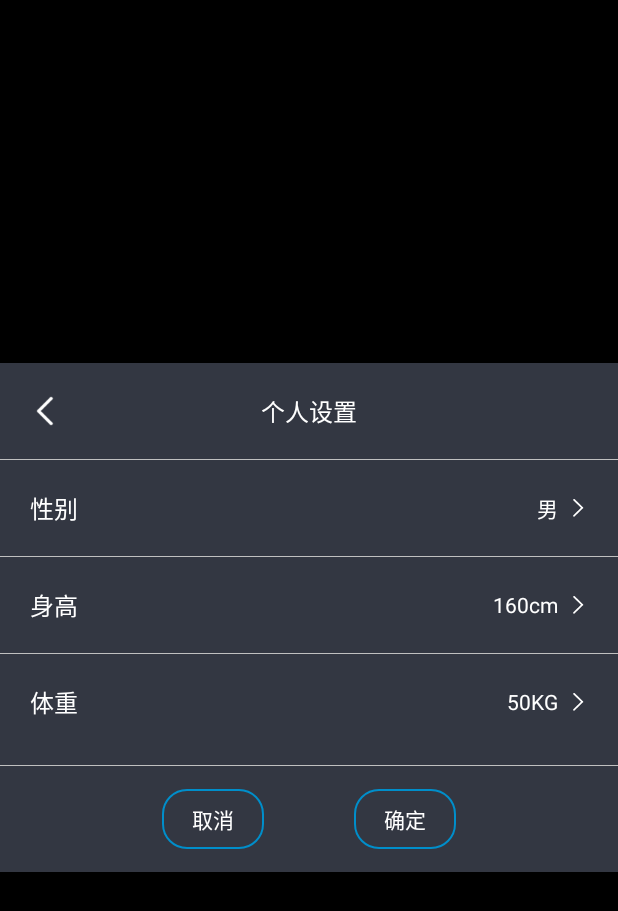
After one commit to chenls/SmartShoePad, an Android app: the SetActivity screen opened directly, with no data from a screen before it, on a phone screen of 412 x 824 dp. The commit adds this screen. Shown: the top 911 px of the screen. Run offline under Robolectric (Android 15) with nearby library versions, the phone set to English and light mode, and no system bars.

Commit message:
欢迎界面、设置个人信息UI

```diff
--- a/app/src/main/java/com/chenls/smartshoepad/main/SettingActivity.java
+++ b/app/src/main/java/com/chenls/smartshoepad/main/SettingActivity.java
@@ -48,7 +48,6 @@ public class SettingActivity extends Activity {
                     Context.MODE_PRIVATE);
         } catch (Exception e) {
         }
-
     }
 
     @Override
--- a/app/src/main/java/com/chenls/smartshoepad/main/WelcomeActivity.java
+++ b/app/src/main/java/com/chenls/smartshoepad/main/WelcomeActivity.java
@@ -21,6 +21,7 @@ import android.widget.TextView;
 import com.chenls.smartshoepad.R;
 import com.chenls.smartshoepad.setting.Choose;
 import com.chenls.smartshoepad.setting.Input;
+import com.chenls.smartshoepad.welcome.SetActivity;
 
 public class WelcomeActivity extends Activity {
     private static final String TAG = "SmartLock";
@@ -82,6 +83,11 @@ public class WelcomeActivity extends Activity {
                 }
             }
         }
+        //是否进入设置界面
+        if (!sharedPreferences.getBoolean("isSet", false)) {
+            Intent intent = new Intent(WelcomeActivity.this, SetActivity.class);
+            startActivity(intent);
+        }
     }
 
     private BluetoothAdapter.LeScanCallback mLeScanCallback =
@@ -120,8 +126,11 @@ public class WelcomeActivity extends Activity {
             getWindow().addFlags(WindowManager.LayoutParams.FLAG_TRANSLUCENT_NAVIGATION);
         }
         setContentView(R.layout.activity_welcome);
-
-
+        try {
+            sharedPreferences = this.getSharedPreferences(Input.MY_DATA,
+                    Context.MODE_PRIVATE);
+        } catch (Exception e) {
+        }
         connect_bluetooth = (Button) findViewById(R.id.connect_bluetooth);
         about_smart_lock = (Button) findViewById(R.id.about_smart_lock);
         animation = (TextView) findViewById(R.id.animation);
@@ -152,11 +161,6 @@ public class WelcomeActivity extends Activity {
                 overridePendingTransition(android.R.anim.fade_in, android.R.anim.fade_out);
             }
         });
-        try {
-            sharedPreferences = this.getSharedPreferences(Input.MY_DATA,
-                    Context.MODE_PRIVATE);
-        } catch (Exception e) {
-        }
         is_auto_connect = sharedPreferences.getBoolean(Choose.IS_AUTO_CONNECT, false);
         Intent intent = this.getIntent();        //获取已有的intent对象
         Bundle bundle = intent.getExtras();    //获取intent里面的bundle对象
--- /dev/null
+++ b/app/src/main/java/com/chenls/smartshoepad/welcome/SetActivity.java
@@ -0,0 +1,45 @@
+package com.chenls.smartshoepad.welcome;
+
+import android.app.Activity;
+import android.content.Context;
+import android.content.SharedPreferences;
+import android.os.Build;
+import android.os.Bundle;
+import android.view.View;
+import android.view.Window;
+import android.view.WindowManager;
+
+import com.chenls.smartshoepad.R;
+import com.chenls.smartshoepad.setting.Input;
+
+public class SetActivity extends Activity {
+    private SharedPreferences sharedPreferences;
+
+    @Override
+    protected void onCreate(Bundle savedInstanceState) {
+        super.onCreate(savedInstanceState);
+        if (Build.VERSION.SDK_INT >= Build.VERSION_CODES.KITKAT) {
+            getWindow().addFlags(WindowManager.LayoutParams.FLAG_TRANSLUCENT_STATUS);
+            getWindow().addFlags(WindowManager.LayoutParams.FLAG_TRANSLUCENT_NAVIGATION);
+        }
+        requestWindowFeature(Window.FEATURE_NO_TITLE);
+        setContentView(R.layout.activity_set);
+        try {
+            sharedPreferences = this.getSharedPreferences(Input.MY_DATA, Context.MODE_PRIVATE);
+        } catch (Exception e) {
+        }
+    }
+
+    public void titleImageButton(View view) {
+        SharedPreferences.Editor editor = sharedPreferences.edit();
+        editor.putBoolean("isSet", true);
+        editor.commit();
+        finish();
+        overridePendingTransition(android.R.anim.fade_in, android.R.anim.fade_out);
+    }
+
+    public void sure(View view) {
+        finish();
+        overridePendingTransition(android.R.anim.fade_in, android.R.anim.fade_out);
+    }
+}
--- /dev/null
+++ b/app/src/main/res/layout/activity_set.xml
@@ -0,0 +1,196 @@
+<RelativeLayout xmlns:android="http://schemas.android.com/apk/res/android"
+    xmlns:tools="http://schemas.android.com/tools"
+    android:layout_width="match_parent"
+    android:layout_height="wrap_content"
+    android:background="@color/light_black"
+    tools:context="com.chenls.smartshoepad.main.SettingActivity">
+
+    <RelativeLayout
+        android:layout_width="match_parent"
+        android:layout_height="wrap_content">
+
+        <LinearLayout
+            android:layout_width="match_parent"
+            android:layout_height="wrap_content"
+            android:orientation="vertical">
+
+            <RelativeLayout
+                android:layout_width="match_parent"
+                android:layout_height="wrap_content">
+
+                <TextView
+                    android:layout_width="match_parent"
+                    android:layout_height="wrap_content"
+                    android:clickable="true"
+                    android:gravity="center"
+                    android:padding="20dp"
+                    android:text="@string/personalSet"
+                    android:textColor="@color/white"
+                    android:textSize="16sp" />
+
+                <ImageButton
+                    android:layout_width="wrap_content"
+                    android:layout_height="wrap_content"
+                    android:layout_centerVertical="true"
+                    android:layout_marginLeft="20dp"
+                    android:background="#00000000"
+                    android:clickable="true"
+                    android:onClick="titleImageButton"
+                    android:src="@mipmap/ic_arrow_left" />
+            </RelativeLayout>
+
+            <View
+                android:layout_width="fill_parent"
+                android:layout_height="0.3dp"
+                android:background="@color/line_gray" />
+
+
+            <RelativeLayout
+                android:layout_width="match_parent"
+                android:layout_height="wrap_content">
+
+                <TextView
+                    android:layout_width="match_parent"
+                    android:layout_height="wrap_content"
+                    android:layout_alignParentStart="true"
+                    android:clickable="true"
+                    android:drawablePadding="10dp"
+                    android:drawableRight="@mipmap/ic_arrow_right"
+                    android:gravity="center_vertical"
+                    android:padding="20dp"
+                    android:text="@string/gender"
+                    android:textColor="@color/white"
+                    android:textSize="16sp" />
+
+                <TextView
+                    android:id="@+id/gender"
+                    android:layout_width="wrap_content"
+                    android:layout_height="wrap_content"
+                    android:layout_alignParentEnd="true"
+                    android:layout_centerVertical="true"
+                    android:layout_marginRight="40dp"
+                    android:gravity="center_vertical"
+                    android:text="@string/male"
+                    android:textColor="@color/white"
+                    android:textSize="14sp" />
+            </RelativeLayout>
+
+            <View
+                android:layout_width="fill_parent"
+                android:layout_height="0.3dp"
+                android:background="@color/line_gray" />
+
+            <RelativeLayout
+                android:layout_width="match_parent"
+                android:layout_height="wrap_content">
+
+                <TextView
+                    android:layout_width="match_parent"
+                    android:layout_height="wrap_content"
+                    android:layout_alignParentStart="true"
+                    android:clickable="true"
+                    android:drawablePadding="10dp"
+                    android:drawableRight="@mipmap/ic_arrow_right"
+                    android:gravity="center_vertical"
+                    android:padding="20dp"
+                    android:text="@string/height"
+                    android:textColor="@color/white"
+                    android:textSize="16sp" />
+
+                <TextView
+                    android:id="@+id/height"
+                    android:layout_width="wrap_content"
+                    android:layout_height="wrap_content"
+                    android:layout_alignParentEnd="true"
+                    android:layout_centerVertical="true"
+                    android:layout_marginRight="40dp"
+                    android:gravity="center_vertical"
+                    android:text="160cm"
+                    android:textColor="@color/white"
+                    android:textSize="14sp" />
+            </RelativeLayout>
+
+            <View
+                android:layout_width="fill_parent"
+                android:layout_height="0.3dp"
+                android:background="@color/line_gray" />
+
+            <RelativeLayout
+                android:layout_width="match_parent"
+                android:layout_height="wrap_content">
+
+                <TextView
+                    android:layout_width="match_parent"
+                    android:layout_height="wrap_content"
+                    android:layout_alignParentStart="true"
+                    android:clickable="true"
+                    android:drawablePadding="10dp"
+                    android:drawableRight="@mipmap/ic_arrow_right"
+                    android:gravity="center_vertical"
+                    android:padding="20dp"
+                    android:text="@string/weight"
+                    android:textColor="@color/white"
+                    android:textSize="16sp" />
+
+                <TextView
+                    android:id="@+id/weight"
+                    android:layout_width="wrap_content"
+                    android:layout_height="wrap_content"
+                    android:layout_alignParentEnd="true"
+                    android:layout_centerVertical="true"
+                    android:layout_marginRight="40dp"
+                    android:gravity="center_vertical"
+                    android:text="50KG"
+                    android:textColor="@color/white"
+                    android:textSize="14sp" />
+            </RelativeLayout>
+
+            <View
+                android:layout_width="fill_parent"
+                android:layout_height="0.3dp"
+                android:layout_marginBottom="15dp"
+                android:layout_marginTop="10dp"
+                android:background="@color/line_gray" />
+
+            <RelativeLayout
+                android:layout_width="wrap_content"
+                android:layout_height="wrap_content"
+                android:layout_alignParentBottom="true"
+                android:layout_centerHorizontal="true"
+                android:layout_gravity="center_horizontal"
+                android:layout_marginBottom="15dp">
+
+                <Button
+                    android:id="@+id/cancel"
+                    android:layout_width="wrap_content"
+                    android:layout_height="wrap_content"
+                    android:background="@drawable/button_shape"
+                    android:onClick="titleImageButton"
+                    android:paddingBottom="9dp"
+                    android:paddingLeft="20dp"
+                    android:paddingRight="20dp"
+                    android:paddingTop="9dp"
+                    android:text="@string/cancel"
+                    android:textColor="@color/white"
+                    android:textSize="14sp" />
+
+                <Button
+                    android:id="@+id/sure"
+                    android:layout_width="wrap_content"
+                    android:layout_height="wrap_content"
+                    android:layout_marginLeft="60dp"
+                    android:layout_toRightOf="@id/cancel"
+                    android:background="@drawable/button_shape"
+                    android:onClick="sure"
+                    android:paddingBottom="9dp"
+                    android:paddingLeft="20dp"
+                    android:paddingRight="20dp"
+                    android:paddingTop="9dp"
+                    android:text="@string/sure"
+                    android:textColor="@color/white"
+                    android:textSize="14sp" />
+            </RelativeLayout>
+
+        </LinearLayout>
+    </RelativeLayout>
+</RelativeLayout>
--- a/app/src/main/res/values/strings.xml
+++ b/app/src/main/res/values/strings.xml
@@ -100,6 +100,12 @@
     <string name="request_not_success">请求发送失败</string>
     <string name="bt_initialize_fail">蓝牙初始化失败</string>
     <string name="start">现在开始</string>
+    <string name="title_activity_set">SetActivity</string>
+    <string name="personalSet">个人设置</string>
+    <string name="gender">性别</string>
+    <string name="male">男</string>
+    <string name="height">身高</string>
+    <string name="weight">体重</string>
 
 
 </resources>
```
Also changed, not shown: app/src/main/AndroidManifest.xml (+14 -9 lines), app/src/main/res/mipmap-xhdpi/ic_arrow_left.png (renamed from app/src/main/res/mipmap-hdpi/ic_arrow_left.png).
